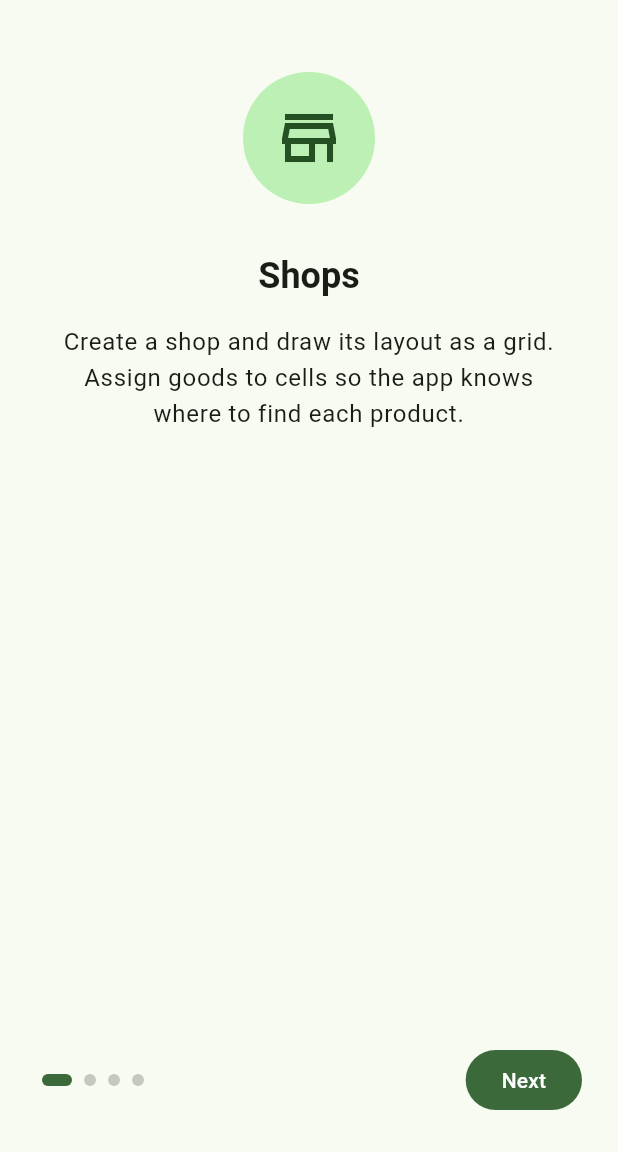
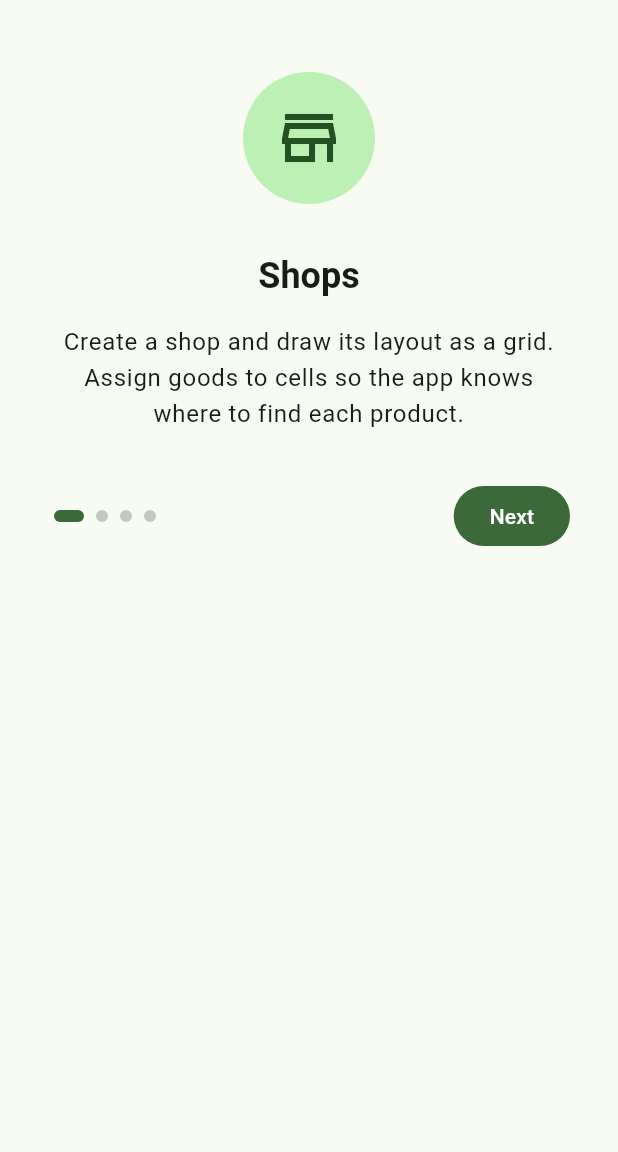
Before and after one commit to danile42/fairelescourses, a Flutter app: the screen it shows after launch, on a phone screen of 412 x 824 dp, the part 84-1236 px from its top. Run offline on Flutter 3.47's test engine with Material 3 defaults, Android fonts, the phone set to English and light mode, and no system bars; our stand-ins replace cloud_firestore, firebase_auth, firebase_core, flutter_map, flutter_riverpod, hive_ce and 3 more; missing offline and left inert: encrypt; accounts and stored records are empty; network calls fail; statements that could not run were skipped.

Commit message:
Move help-screen buttons below text to avoid OS bar overlap
- HelpScreen tour: move dots + Next/Get-started button inside each
  _TourPage's scrollable content (below body text), removing the
  fixed-bottom strip that was hidden by gesture bars
- ShopEditorHelpScreen / FirebaseHelpScreen: wrap body in
  SafeArea(top: false) so the Close button clears the system bar
  even when content fits on-screen without scrolling
- Update help_screen_test: use ensureVisible() before tapping
  buttons that are now inside scrollable content
- Update prompts.md

Co-Authored-By: Claude Sonnet 4.6 <noreply@anthropic.com>

```diff
--- a/lib/screens/help_screen.dart
+++ b/lib/screens/help_screen.dart
@@ -34,30 +34,48 @@ class _HelpScreenState extends State<HelpScreen> {
     final l = AppLocalizations.of(context)!;
     final theme = Theme.of(context);
 
+    final totalPages = 4;
+
     final pages = [
       _TourPage(
         icon: Icons.store_outlined,
         title: l.helpShopsTitle,
         body: l.helpShopsBody,
         theme: theme,
+        page: 0,
+        totalPages: totalPages,
+        onNext: () => _next(totalPages),
+        nextLabel: l.tourNext,
       ),
       _TourPage(
         icon: Icons.shopping_cart_outlined,
         title: l.helpListsTitle,
         body: l.helpListsBody,
         theme: theme,
+        page: 1,
+        totalPages: totalPages,
+        onNext: () => _next(totalPages),
+        nextLabel: l.tourNext,
       ),
       _TourPage(
         icon: Icons.play_arrow_outlined,
         title: l.helpNavTitle,
         body: l.helpNavBody,
         theme: theme,
+        page: 2,
+        totalPages: totalPages,
+        onNext: () => _next(totalPages),
+        nextLabel: l.tourNext,
       ),
       _TourPage(
         icon: Icons.sync,
         title: l.helpSyncTitle,
         body: l.helpSyncBody,
         theme: theme,
+        page: 3,
+        totalPages: totalPages,
+        onNext: () => _next(totalPages),
+        nextLabel: l.helpClose,
         extra: Column(
           crossAxisAlignment: CrossAxisAlignment.start,
           children: [
@@ -102,47 +120,10 @@ class _HelpScreenState extends State<HelpScreen> {
         backgroundColor: theme.colorScheme.primary,
         foregroundColor: Colors.white,
       ),
-      body: Column(
-        children: [
-          Expanded(
-            child: PageView(
+      body: PageView(
         controller: _controller,
         onPageChanged: (i) => setState(() => _page = i),
         children: pages,
-            ),
-          ),
-          Padding(
-            padding: const EdgeInsets.fromLTRB(24, 8, 24, 24),
-            child: Row(
-              mainAxisAlignment: MainAxisAlignment.spaceBetween,
-              children: [
-                Row(
-                  children: List.generate(pages.length, (i) {
-                    final active = i == _page;
-                    return AnimatedContainer(
-                      duration: const Duration(milliseconds: 200),
-                      margin: const EdgeInsets.symmetric(horizontal: 4),
-                      width: active ? 20 : 8,
-                      height: 8,
-                      decoration: BoxDecoration(
-                        borderRadius: BorderRadius.circular(4),
-                        color: active
-                            ? theme.colorScheme.primary
-                            : theme.colorScheme.outlineVariant,
-                      ),
-                    );
-                  }),
-                ),
-                FilledButton(
-                  onPressed: () => _next(pages.length),
-                  child: Text(
-                    _page < pages.length - 1 ? l.tourNext : l.helpClose,
-                  ),
-                ),
-              ],
-            ),
-          ),
-        ],
       ),
     );
   }
@@ -154,19 +135,27 @@ class _TourPage extends StatelessWidget {
   final String body;
   final ThemeData theme;
   final Widget? extra;
+  final int page;
+  final int totalPages;
+  final VoidCallback onNext;
+  final String nextLabel;
 
   const _TourPage({
     required this.icon,
     required this.title,
     required this.body,
     required this.theme,
+    required this.page,
+    required this.totalPages,
+    required this.onNext,
+    required this.nextLabel,
     this.extra,
   });
 
   @override
   Widget build(BuildContext context) {
     return SingleChildScrollView(
-      padding: const EdgeInsets.fromLTRB(32, 48, 32, 16),
+      padding: const EdgeInsets.fromLTRB(32, 48, 32, 32),
       child: Column(
         crossAxisAlignment: CrossAxisAlignment.center,
         children: [
@@ -196,7 +185,31 @@ class _TourPage extends StatelessWidget {
             style: theme.textTheme.bodyLarge,
             textAlign: TextAlign.center,
           ),
-          if (extra != null) extra!,
+          ?extra,
+          const SizedBox(height: 32),
+          Row(
+            mainAxisAlignment: MainAxisAlignment.spaceBetween,
+            children: [
+              Row(
+                children: List.generate(totalPages, (i) {
+                  final active = i == page;
+                  return AnimatedContainer(
+                    duration: const Duration(milliseconds: 200),
+                    margin: const EdgeInsets.symmetric(horizontal: 4),
+                    width: active ? 20 : 8,
+                    height: 8,
+                    decoration: BoxDecoration(
+                      borderRadius: BorderRadius.circular(4),
+                      color: active
+                          ? theme.colorScheme.primary
+                          : theme.colorScheme.outlineVariant,
+                    ),
+                  );
+                }),
+              ),
+              FilledButton(onPressed: onNext, child: Text(nextLabel)),
+            ],
+          ),
         ],
       ),
     );
@@ -272,7 +285,9 @@ class ShopEditorHelpScreen extends StatelessWidget {
         backgroundColor: theme.colorScheme.primary,
         foregroundColor: Colors.white,
       ),
-      body: SingleChildScrollView(
+      body: SafeArea(
+        top: false,
+        child: SingleChildScrollView(
           padding: const EdgeInsets.all(24),
           child: Column(
             crossAxisAlignment: CrossAxisAlignment.start,
@@ -319,8 +334,8 @@ class ShopEditorHelpScreen extends StatelessWidget {
                   child: Text(l.shopEditorHelpClose),
                 ),
               ),
-            const SizedBox(height: 8),
             ],
+          ),
         ),
       ),
     );
@@ -345,7 +360,9 @@ class FirebaseHelpScreen extends StatelessWidget {
         backgroundColor: theme.colorScheme.primary,
         foregroundColor: Colors.white,
       ),
-      body: SingleChildScrollView(
+      body: SafeArea(
+        top: false,
+        child: SingleChildScrollView(
           padding: const EdgeInsets.all(24),
           child: Column(
             crossAxisAlignment: CrossAxisAlignment.start,
@@ -392,8 +409,8 @@ class FirebaseHelpScreen extends StatelessWidget {
                   child: Text(l.firebaseHelpClose),
                 ),
               ),
-            const SizedBox(height: 8),
             ],
+          ),
         ),
       ),
     );
```
Also changed, not shown: 1 other file. Lines whose indentation alone changed are shown as unchanged.
